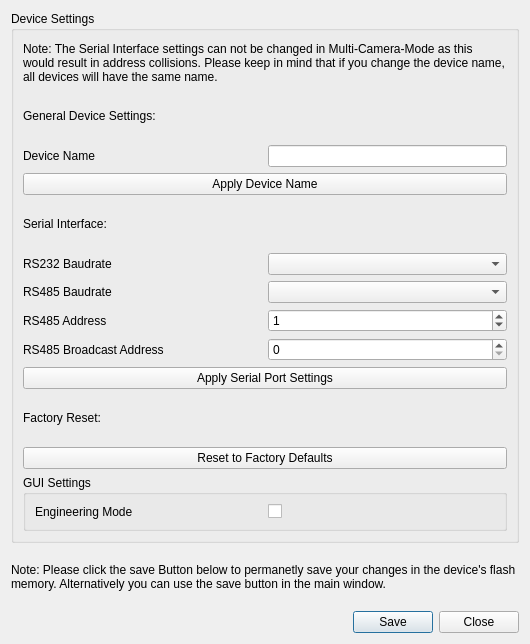
Old version of the form dct_widgets/settingsdialog/settingsdialog.ui in the repository KAYA-Instruments/SDI-Control-Point.
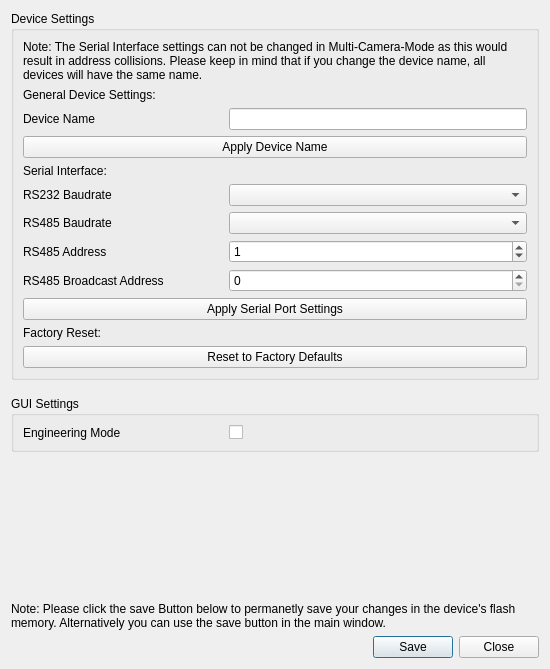
New version of the form. Icons and pictures are not drawn.

The edit to the form file:
```diff
--- a/dct_widgets/settingsdialog/settingsdialog.ui
+++ b/dct_widgets/settingsdialog/settingsdialog.ui
@@ -6,19 +6,19 @@
    <rect>
     <x>0</x>
     <y>0</y>
-    <width>530</width>
-    <height>644</height>
+    <width>550</width>
+    <height>669</height>
    </rect>
   </property>
   <property name="sizePolicy">
-   <sizepolicy hsizetype="MinimumExpanding" vsizetype="Preferred">
+   <sizepolicy hsizetype="Preferred" vsizetype="MinimumExpanding">
     <horstretch>0</horstretch>
     <verstretch>0</verstretch>
    </sizepolicy>
   </property>
   <property name="minimumSize">
    <size>
-    <width>530</width>
+    <width>550</width>
     <height>0</height>
    </size>
   </property>
@@ -33,8 +33,17 @@
    <bool>false</bool>
   </property>
   <layout class="QVBoxLayout" name="verticalLayout">
+   <property name="sizeConstraint">
+    <enum>QLayout::SetDefaultConstraint</enum>
+   </property>
    <item>
     <widget class="QGroupBox" name="gpxSystemSettings">
+     <property name="sizePolicy">
+      <sizepolicy hsizetype="Preferred" vsizetype="Preferred">
+       <horstretch>0</horstretch>
+       <verstretch>0</verstretch>
+      </sizepolicy>
+     </property>
      <property name="minimumSize">
       <size>
        <width>400</width>
@@ -72,6 +81,18 @@
        <layout class="QGridLayout" name="gridLayout_3">
         <item row="0" column="0">
          <widget class="QLabel" name="lblDeviceName">
+          <property name="sizePolicy">
+           <sizepolicy hsizetype="Preferred" vsizetype="Preferred">
+            <horstretch>0</horstretch>
+            <verstretch>0</verstretch>
+           </sizepolicy>
+          </property>
+          <property name="minimumSize">
+           <size>
+            <width>200</width>
+            <height>0</height>
+           </size>
+          </property>
           <property name="text">
            <string>Device Name</string>
           </property>
@@ -80,11 +101,17 @@
         <item row="0" column="1">
          <widget class="QLineEdit" name="letDeviceName">
           <property name="sizePolicy">
-           <sizepolicy hsizetype="Preferred" vsizetype="Fixed">
+           <sizepolicy hsizetype="Expanding" vsizetype="Fixed">
             <horstretch>0</horstretch>
             <verstretch>0</verstretch>
            </sizepolicy>
           </property>
+          <property name="minimumSize">
+           <size>
+            <width>0</width>
+            <height>0</height>
+           </size>
+          </property>
           <property name="maxLength">
            <number>32</number>
           </property>
@@ -108,15 +135,14 @@
       </item>
       <item>
        <layout class="QGridLayout" name="gridLayout_2">
-        <item row="2" column="0">
-         <widget class="QLabel" name="lblRS232Baudrate">
-          <property name="text">
-           <string>RS232 Baudrate</string>
-          </property>
-         </widget>
-        </item>
         <item row="3" column="0">
          <widget class="QLabel" name="lblRS485Baudrate">
+          <property name="minimumSize">
+           <size>
+            <width>200</width>
+            <height>0</height>
+           </size>
+          </property>
           <property name="text">
            <string>RS485 Baudrate</string>
           </property>
@@ -124,6 +150,12 @@
         </item>
         <item row="4" column="0">
          <widget class="QLabel" name="lblRS485Address">
+          <property name="minimumSize">
+           <size>
+            <width>200</width>
+            <height>0</height>
+           </size>
+          </property>
           <property name="text">
            <string>RS485 Address</string>
           </property>
@@ -132,7 +164,7 @@
         <item row="2" column="1">
          <widget class="QComboBox" name="cbxRS232Baudrate">
           <property name="sizePolicy">
-           <sizepolicy hsizetype="Preferred" vsizetype="Fixed">
+           <sizepolicy hsizetype="Expanding" vsizetype="Fixed">
             <horstretch>0</horstretch>
             <verstretch>0</verstretch>
            </sizepolicy>
@@ -152,7 +184,7 @@
         <item row="4" column="1">
          <widget class="QSpinBox" name="sbxRS485Address">
           <property name="sizePolicy">
-           <sizepolicy hsizetype="Preferred" vsizetype="Fixed">
+           <sizepolicy hsizetype="Expanding" vsizetype="Fixed">
             <horstretch>0</horstretch>
             <verstretch>0</verstretch>
            </sizepolicy>
@@ -171,26 +203,45 @@
           </property>
          </widget>
         </item>
+        <item row="5" column="1">
+         <widget class="QSpinBox" name="sbxRS485BroadcastAddress">
+          <property name="sizePolicy">
+           <sizepolicy hsizetype="Expanding" vsizetype="Fixed">
+            <horstretch>0</horstretch>
+            <verstretch>0</verstretch>
+           </sizepolicy>
+          </property>
+          <property name="maximum">
+           <number>99</number>
+          </property>
+         </widget>
+        </item>
+        <item row="2" column="0">
+         <widget class="QLabel" name="lblRS232Baudrate">
+          <property name="minimumSize">
+           <size>
+            <width>200</width>
+            <height>0</height>
+           </size>
+          </property>
+          <property name="text">
+           <string>RS232 Baudrate</string>
+          </property>
+         </widget>
+        </item>
         <item row="5" column="0">
          <widget class="QLabel" name="lblRS485BroadcastAddress">
+          <property name="minimumSize">
+           <size>
+            <width>200</width>
+            <height>0</height>
+           </size>
+          </property>
           <property name="text">
            <string>RS485 Broadcast Address</string>
           </property>
          </widget>
         </item>
-        <item row="5" column="1">
-         <widget class="QSpinBox" name="sbxRS485BroadcastAddress">
-          <property name="sizePolicy">
-           <sizepolicy hsizetype="Preferred" vsizetype="Fixed">
-            <horstretch>0</horstretch>
-            <verstretch>0</verstretch>
-           </sizepolicy>
-          </property>
-          <property name="maximum">
-           <number>99</number>
-          </property>
-         </widget>
-        </item>
        </layout>
       </item>
       <item>
@@ -220,19 +271,63 @@
         </property>
        </widget>
       </item>
+     </layout>
+    </widget>
+   </item>
+   <item>
+    <spacer name="verticalSpacer_2">
+     <property name="orientation">
+      <enum>Qt::Vertical</enum>
+     </property>
+     <property name="sizeType">
+      <enum>QSizePolicy::Fixed</enum>
+     </property>
+     <property name="sizeHint" stdset="0">
+      <size>
+       <width>20</width>
+       <height>10</height>
+      </size>
+     </property>
+    </spacer>
+   </item>
       <item>
        <widget class="QGroupBox" name="groupBox">
+     <property name="sizePolicy">
+      <sizepolicy hsizetype="Preferred" vsizetype="Preferred">
+       <horstretch>0</horstretch>
+       <verstretch>0</verstretch>
+      </sizepolicy>
+     </property>
+     <property name="minimumSize">
+      <size>
+       <width>400</width>
+       <height>0</height>
+      </size>
+     </property>
         <property name="title">
          <string>GUI Settings</string>
         </property>
         <layout class="QVBoxLayout" name="verticalLayout_2">
          <item>
           <layout class="QGridLayout" name="gridLayout">
-           <item row="1" column="0">
+        <item row="0" column="1">
+         <widget class="QCheckBox" name="cbxEngineeringMode">
+          <property name="sizePolicy">
+           <sizepolicy hsizetype="Expanding" vsizetype="Fixed">
+            <horstretch>0</horstretch>
+            <verstretch>0</verstretch>
+           </sizepolicy>
+          </property>
+          <property name="text">
+           <string/>
+          </property>
+         </widget>
+        </item>
+        <item row="0" column="0">
             <widget class="QLabel" name="lblEngineeringMode">
              <property name="minimumSize">
               <size>
-               <width>0</width>
+            <width>200</width>
                <height>0</height>
               </size>
              </property>
@@ -247,26 +342,23 @@
              </property>
             </widget>
            </item>
-           <item row="1" column="1">
-            <widget class="QCheckBox" name="cbxEngineeringMode">
-             <property name="sizePolicy">
-              <sizepolicy hsizetype="Preferred" vsizetype="Fixed">
-               <horstretch>0</horstretch>
-               <verstretch>0</verstretch>
-              </sizepolicy>
-             </property>
-             <property name="text">
-              <string/>
-             </property>
-            </widget>
-           </item>
           </layout>
          </item>
         </layout>
        </widget>
       </item>
-     </layout>
-    </widget>
+   <item>
+    <spacer name="verticalSpacer">
+     <property name="orientation">
+      <enum>Qt::Vertical</enum>
+     </property>
+     <property name="sizeHint" stdset="0">
+      <size>
+       <width>20</width>
+       <height>20</height>
+      </size>
+     </property>
+    </spacer>
    </item>
    <item>
     <widget class="QLabel" name="label_2">
```
Lines whose indentation alone changed are shown as unchanged.
